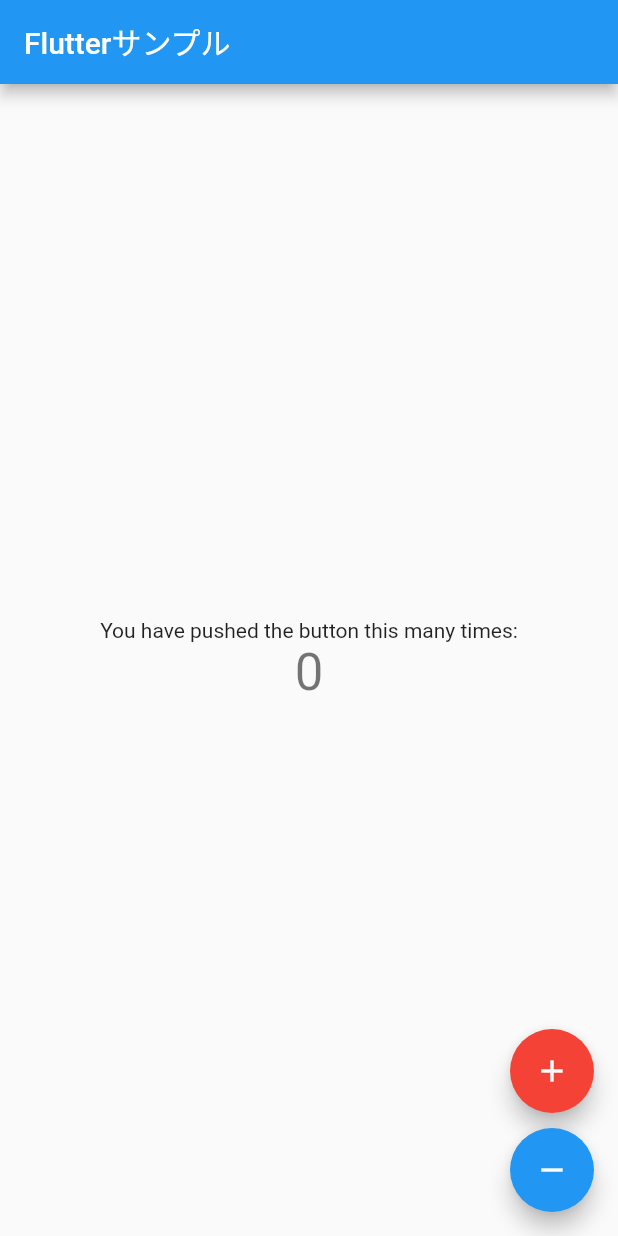
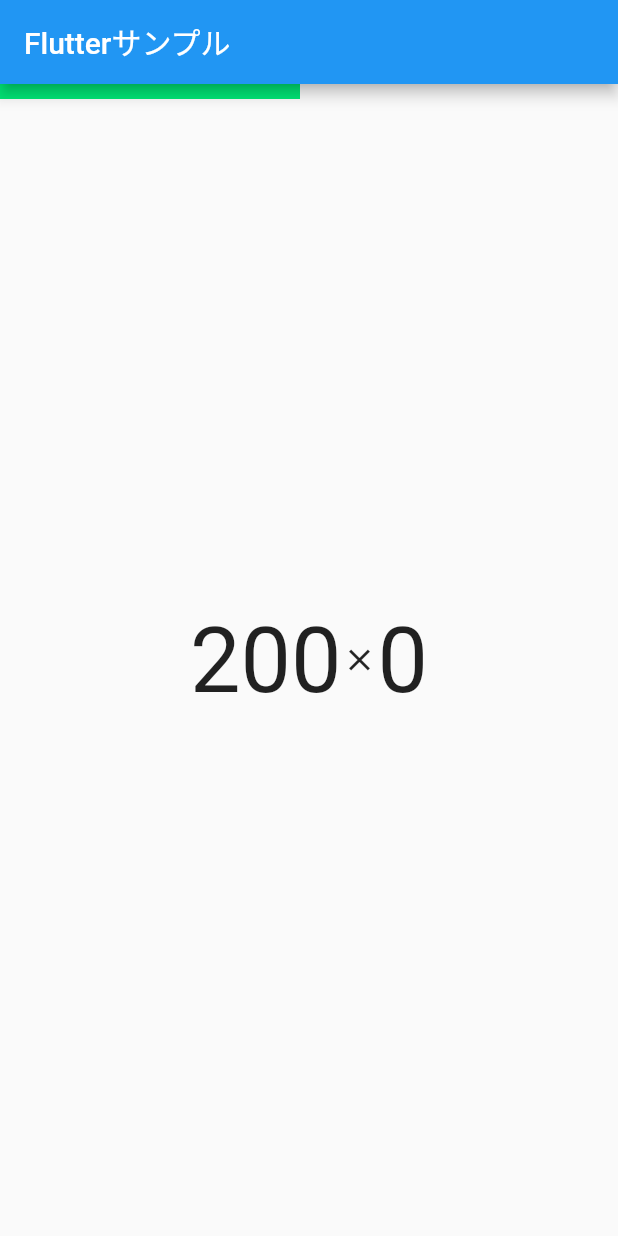
Before and after one commit to iWonder118/laser_harp, a Flutter app: the screen it shows after launch, on a phone screen of 412 x 824 dp. Run offline on Flutter 3.47's test engine with Material 2 defaults, Android fonts, the phone set to English and light mode, and no system bars.

Commit message:
lazer prottype container

```diff
--- a/lib/main.dart
+++ b/lib/main.dart
@@ -1,4 +1,5 @@
 import 'package:flutter/material.dart';
+import "dart:math";
 
 void main() {
   runApp(MyApp());
@@ -10,34 +11,22 @@
     return MaterialApp(
         title: 'Flutter Demo',
         theme: new ThemeData(primarySwatch: Colors.blue),
-        home: new MyHomePage(title: "Flutterサンプル"));
+        home: new TopPage(title: "Flutterサンプル"));
   }
 }
 
-class MyHomePage extends StatefulWidget {
-  MyHomePage({Key key, this.title}) : super(key: key);
+class TopPage extends StatefulWidget {
+  TopPage({Key key, this.title}) : super(key: key);
 
   final String title;
 
   @override
-  _MyHomePageState createState() => new _MyHomePageState();
+  _TopPageState createState() => new _TopPageState();
 }
 
-class _MyHomePageState extends State<MyHomePage> {
-  int _counter = 0;
-
-  void _incremetCounter() {
-    setState(() {
-      _counter++;
-    });
-  }
-
-  void _decremetCounter() {
-    setState(() {
-      _counter--;
-      if (_counter <= 0) _counter = 0;
-    });
-  }
+class _TopPageState extends State<TopPage> {
+  double _currentPositionX = 200;
+  double _currentPositionY = 0;
 
   @override
   Widget build(BuildContext context) {
@@ -45,37 +34,39 @@
         appBar: AppBar(
           title: Text(widget.title),
         ),
-      body: Center(
-        child: Column(
+        body: Stack(
+          children: [
+            Center(
+              child: Row(
                 mainAxisAlignment: MainAxisAlignment.center,
-          children: <Widget>[
-            Text("You have pushed the button this many times:"),
-            Text(
-              "$_counter",
-              style: Theme.of(context).textTheme.display1,
-            )
+                children: [
+                  Text("${_currentPositionX.round()}",
+                      style: TextStyle(fontSize: 60.0)),
+                  Icon(Icons.close),
+                  Text("${_currentPositionY.round()}",
+                      style: TextStyle(fontSize: 60.0)),
                 ],
               ),
             ),
-      floatingActionButton: Column(
-        verticalDirection: VerticalDirection.down,
-        mainAxisSize:  MainAxisSize.min,
-        children: [
-          FloatingActionButton(
-            onPressed: _incremetCounter,
-            tooltip: "Increment",
-            child: Icon(Icons.add),
-            backgroundColor: Colors.red[500]
-          ),
-          Padding(padding: EdgeInsets.symmetric(vertical: 5.0)),
-          FloatingActionButton(
-            onPressed: _decremetCounter,
-            tooltip: "Decrement",
-            child: Icon(Icons.remove),
-            backgroundColor: Colors.blue[500],
+            GestureDetector(
+              onPanUpdate: (DragUpdateDetails details) {
+                _currentPositionX = max(
+                    0,
+                    min(details.localPosition.dx,
+                        MediaQuery.of(context).size.width));
+                _currentPositionY = max(
+                    0,
+                    min(details.localPosition.dy,
+                        MediaQuery.of(context).size.height));
+
+                setState(() {});
+              },
+              child: Container(
+                  width: _currentPositionX,
+                  height: 10,
+                  color: Colors.greenAccent[400]),
             ),
           ],
-      )
-    );
+        ));
   }
 }
```
Lines whose indentation alone changed are shown as unchanged.
